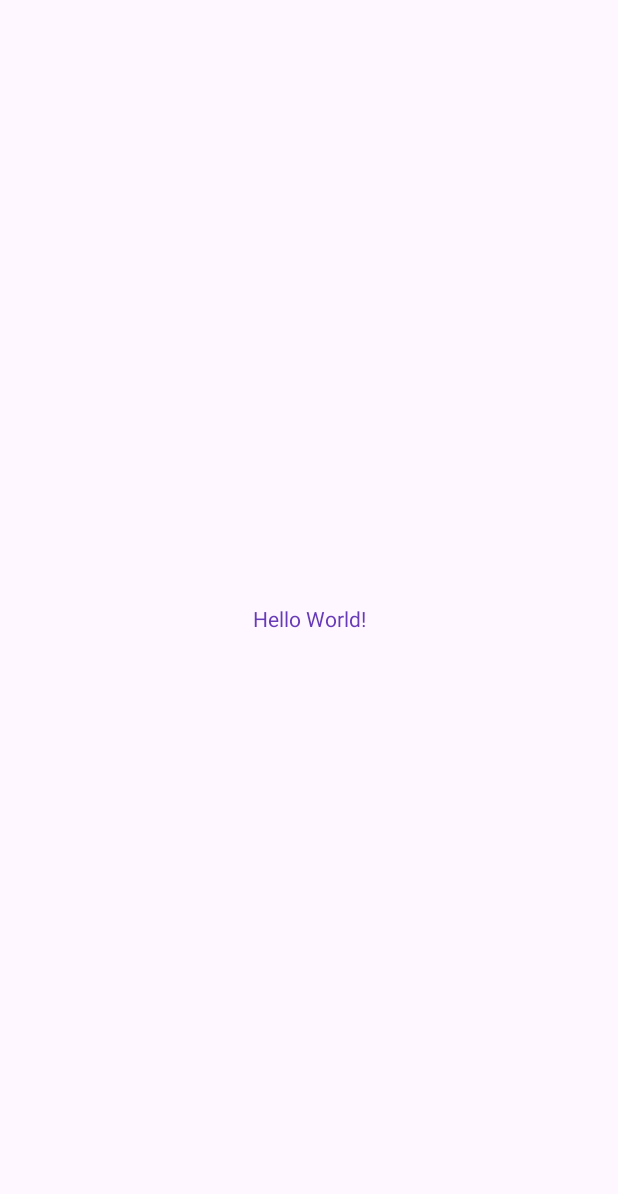
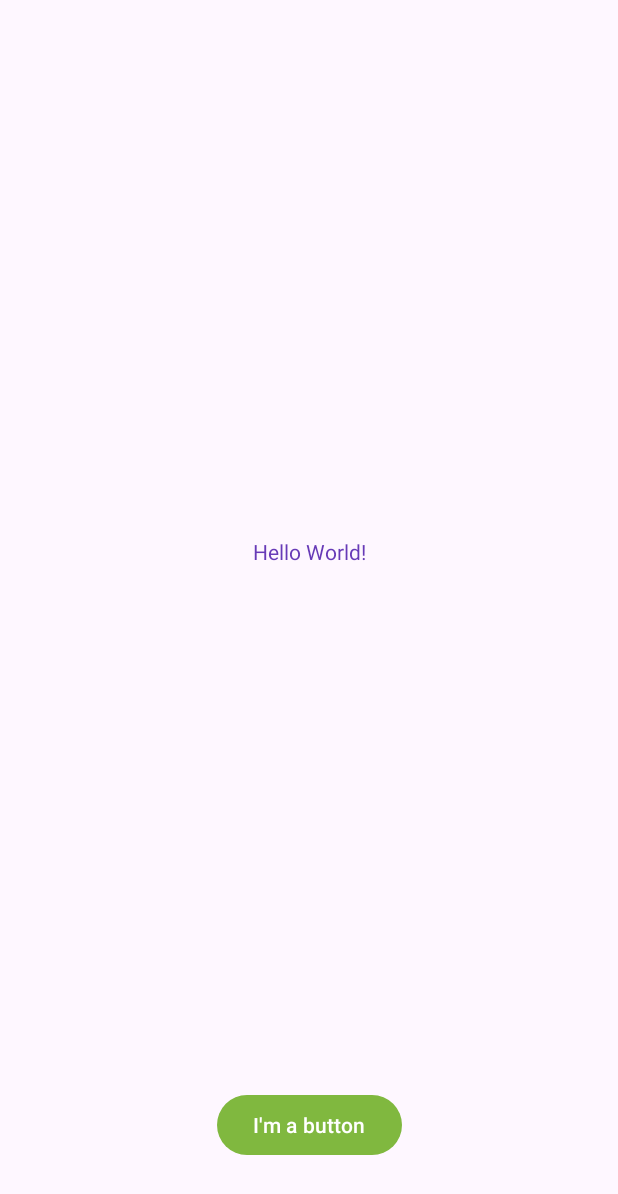
Before and after one commit to prabh-preet/Prabhpreet_Android_Labs, an Android app: the screen it shows after launch (MainActivity), on a phone screen of 412 x 824 dp. Before the commit the part shown is almost empty. Shown: the top 1194 px of the screen. Run offline under Robolectric (Android 15) with nearby library versions, the phone set to English and light mode, and no system bars.

Commit message:
Third Commit: I added a button and set the constraints to be at the bottom of the screen. Moreover, I added translations for french as well among with the addition of french language to my phone's settings also. Name: Prabhpreet Kaur Email: 90541085053@algonquincdistudent.ca

```diff
--- a/app/src/main/res/layout/activity_main.xml
+++ b/app/src/main/res/layout/activity_main.xml
@@ -9,10 +9,21 @@
     <TextView
         android:layout_width="wrap_content"
         android:layout_height="wrap_content"
-        android:text="Hello World!"
+        android:text="@string/hello_message"
         app:layout_constraintBottom_toBottomOf="parent"
         app:layout_constraintEnd_toEndOf="parent"
         app:layout_constraintStart_toStartOf="parent"
-        app:layout_constraintTop_toTopOf="parent" />
+        app:layout_constraintTop_toTopOf="parent"
+        app:layout_constraintVertical_bias="0.445" />
+
+    <Button
+        android:layout_width="wrap_content"
+        android:layout_height="wrap_content"
+        android:layout_marginBottom="50dp"
+        android:text="@string/button_message"
+        app:layout_constraintBottom_toBottomOf="parent"
+        app:layout_constraintEnd_toEndOf="parent"
+        app:layout_constraintHorizontal_bias="0.5"
+        app:layout_constraintStart_toStartOf="parent" />
 
 </androidx.constraintlayout.widget.ConstraintLayout>
--- a/app/src/main/res/values/colors.xml
+++ b/app/src/main/res/values/colors.xml
@@ -1,8 +1,8 @@
 <?xml version="1.0" encoding="utf-8"?>
 <resources>
 
-    <color name="my_primary">#009688</color>
-    <color name="my_secondary">#73AA34</color>
+    <color name="my_primary">#80B83F</color>
+    <color name="my_secondary">#009688</color>
     <color name="my_statusbar">#E91E63</color>
     <color name="my_text">#673AB7</color>
 
--- a/app/src/main/res/values/strings.xml
+++ b/app/src/main/res/values/strings.xml
@@ -1,3 +1,5 @@
 <resources>
     <string name="app_name">Prabhpreet\'s Android Labs</string>
+    <string name="hello_message">Hello World!</string>
+    <string name="button_message">I\'m a button</string>
 </resources>
```
Also changed, not shown: 1 other file.
